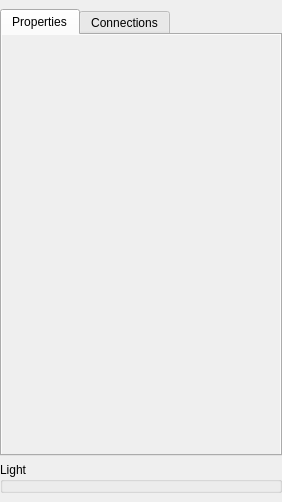
Old version of the form src/Editor/WorldEditor/WModifyTab.ui in the repository AxioDL/PrimeWorldEditor.
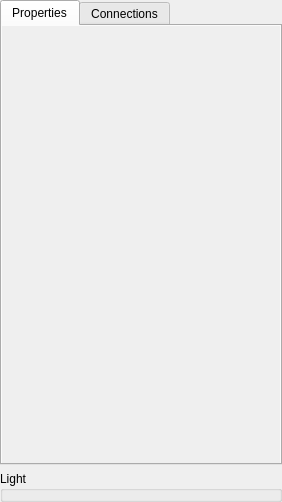
New version of the form.

```diff
--- a/src/Editor/WorldEditor/WModifyTab.ui
+++ b/src/Editor/WorldEditor/WModifyTab.ui
@@ -18,13 +18,13 @@
     <number>0</number>
    </property>
    <property name="topMargin">
-    <number>9</number>
+    <number>0</number>
    </property>
    <property name="rightMargin">
     <number>0</number>
    </property>
    <property name="bottomMargin">
-    <number>9</number>
+    <number>0</number>
    </property>
    <item>
     <widget class="QTabWidget" name="ObjectsTabWidget">
@@ -65,7 +65,7 @@
             <x>0</x>
             <y>0</y>
             <width>276</width>
-            <height>439</height>
+            <height>457</height>
            </rect>
           </property>
           <property name="sizePolicy">
```
Left out of the diff: 2 changed lines with no effect on the pictures.
